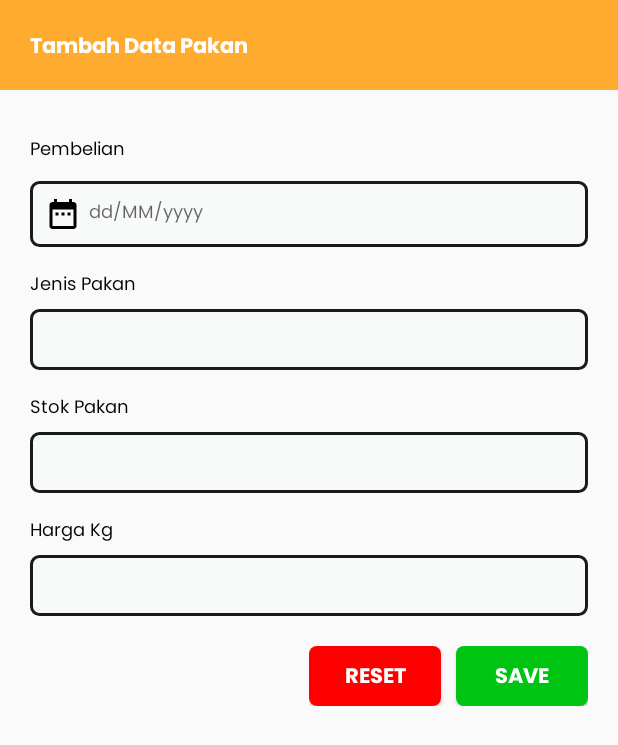
After one commit to aishandavaniaa/pitik, an Android app: the AddDataPakanActivity screen opened directly, with no data from a screen before it, on a phone screen of 412 x 824 dp. The commit adds this screen. Shown: the top 745 px of the screen. Run offline under Robolectric (Android 15) with nearby library versions, the phone set to English and light mode, and no system bars; network calls fail.

Commit message:
add data pakan

```diff
--- /dev/null
+++ b/app/src/main/java/com/example/user/navigationdrawersample/AddDataPakanActivity.java
@@ -0,0 +1,124 @@
+package com.example.user.navigationdrawersample;
+
+import android.app.DatePickerDialog;
+import android.graphics.Color;
+import android.graphics.drawable.ColorDrawable;
+import android.support.v7.app.AppCompatActivity;
+import android.os.Bundle;
+import android.view.View;
+import android.widget.Button;
+import android.widget.DatePicker;
+import android.widget.TextView;
+import android.widget.Toast;
+
+import com.example.user.navigationdrawersample.Auth.ApiServices;
+import com.example.user.navigationdrawersample.Model.DataPakan;
+
+import org.json.JSONObject;
+
+import java.text.ParseException;
+import java.text.SimpleDateFormat;
+import java.util.Calendar;
+import java.util.Date;
+import java.util.List;
+import java.util.Locale;
+
+public class AddDataPakanActivity extends AppCompatActivity {
+
+    TextView pembelian,jenispakan, hargakg,stok;
+    Button reset,save;
+    private DatePickerDialog.OnDateSetListener mDate;
+    String formattedDate = "";
+    @Override
+    protected void onCreate(Bundle savedInstanceState) {
+        super.onCreate(savedInstanceState);
+        setContentView(R.layout.activity_add_data_pakan);
+
+        pembelian = findViewById(R.id.pembelian);
+        jenispakan = findViewById(R.id.jenispakan);
+        hargakg = findViewById(R.id.hargakg);
+        stok = findViewById(R.id.stokpakan);
+        save = findViewById(R.id.save);
+        reset = findViewById(R.id.reset);
+
+        pembelian.setOnClickListener(new View.OnClickListener() {
+            @Override
+            public void onClick(View view) {
+                Calendar calendar = Calendar.getInstance();
+                int year = calendar.get(Calendar.YEAR);
+                int month = calendar.get(Calendar.MONTH);
+                int day = calendar.get(Calendar.DAY_OF_MONTH);
+
+                DatePickerDialog dialog = new DatePickerDialog(AddDataPakanActivity.this,android.R.style.Theme_Material_Light_Dialog_MinWidth,
+                        mDate, year,month,day);
+                dialog.getWindow().setBackgroundDrawable(new ColorDrawable(Color.WHITE));
+                dialog.show();
+            }
+        });
+        mDate = new DatePickerDialog.OnDateSetListener() {
+            @Override
+            public void onDateSet(DatePicker view, int year, int month, int dayOfMonth) {
+
+                Calendar selectedDate = Calendar.getInstance();
+                selectedDate.set(year, month, dayOfMonth);
+
+                SimpleDateFormat dateFormat = new SimpleDateFormat("dd MMMM yyyy", Locale.getDefault());
+                formattedDate = dateFormat.format(selectedDate.getTime());
+
+                pembelian.setText(formattedDate);
+            }
+        };
+        reset.setOnClickListener(new View.OnClickListener() {
+            @Override
+            public void onClick(View view) {
+                pembelian.setText("");
+                jenispakan.setText("");
+                hargakg.setText("");
+                stok.setText("");
+            }
+        });
+        save.setOnClickListener(new View.OnClickListener() {
+            @Override
+            public void onClick(View view) {
+                SimpleDateFormat dateFormat = new SimpleDateFormat("dd MMMM yyyy", Locale.getDefault());
+                try {
+                    Date date = dateFormat.parse(formattedDate);
+                    SimpleDateFormat outputFormat = new SimpleDateFormat("yyyy-MM-dd", Locale.getDefault());
+                    String ppembelian = outputFormat.format(date);
+                    String pjenis = jenispakan.getText().toString().trim();
+                    String pstok = stok.getText().toString().trim();
+                    String pharga = hargakg.getText().toString().trim();
+
+                    ApiServices.createDataPakan(getApplicationContext(), ppembelian, pjenis, pstok, pharga, new ApiServices.CreateDataPakanResponseListener() {
+                        @Override
+                        public void onSuccess(JSONObject response) {
+                            Toast.makeText(AddDataPakanActivity.this, "Berhasil menambah data pakan", Toast.LENGTH_SHORT).show();
+                            pembelian.setText("");
+                            jenispakan.setText("");
+                            stok.setText("");
+                            hargakg.setText("");
+                            ApiServices.readDataPakan(getApplicationContext(), new ApiServices.DataPakanResponseListener() {
+                                @Override
+                                public void onSuccess(List<DataPakan> dataPakanList) {
+                                    onBackPressed();
+                                }
+
+                                @Override
+                                public void onError(String message) {
+                                }
+                            });
+
+                        }
+
+                        @Override
+                        public void onError(String message) {
+                            Toast.makeText(AddDataPakanActivity.this, "Gagal menambah data pakan", Toast.LENGTH_SHORT).show();
+                        }
+                    });
+                } catch (ParseException e) {
+                    e.printStackTrace();
+                }
+            }
+        });
+    }
+}
--- /dev/null
+++ b/app/src/main/res/layout/activity_add_data_pakan.xml
@@ -0,0 +1,151 @@
+<?xml version="1.0" encoding="utf-8"?>
+<FrameLayout xmlns:android="http://schemas.android.com/apk/res/android"
+    android:layout_width="match_parent" android:layout_height="match_parent"
+    xmlns:tools="http://schemas.android.com/tools"
+    tools:context=".AddDataPakanActivity">
+
+    <FrameLayout
+        android:layout_width="match_parent"
+        android:layout_height="60dp"
+        android:background="@color/yellow">
+        <TextView
+            android:layout_width="wrap_content"
+            android:layout_height="wrap_content"
+            android:textColor="@color/white"
+            android:layout_marginTop="2dp"
+            android:layout_gravity="center|start"
+            android:layout_marginStart="20dp"
+            android:fontFamily="@font/poppinsbold"
+            android:textSize="14sp"
+            android:text="Tambah Data Pakan"/>
+    </FrameLayout>
+    <LinearLayout
+        android:layout_marginTop="50dp"
+        android:padding="20dp"
+        android:layout_width="match_parent"
+        android:layout_height="wrap_content"
+        android:orientation="vertical">
+        <TextView
+            android:id="@id/textView1"
+            android:layout_width="wrap_content"
+            android:layout_height="wrap_content"
+            android:layout_marginTop="20dp"
+            android:textAlignment="center"
+            android:textSize="12sp"
+            android:textColor="@color/black"
+            android:fontFamily="@font/poppinsregular"
+            android:text="Pembelian"
+            />
+        <EditText
+            android:id="@+id/pembelian"
+            android:layout_width="match_parent"
+            android:layout_height="wrap_content"
+            android:layout_marginTop="10dp"
+            android:background="@drawable/round3"
+            android:drawableLeft="@drawable/ic_baseline_date_range_24"
+            android:drawablePadding="5dp"
+            android:hint="dd/MM/yyyy"
+            android:clickable="false"
+            android:focusable="false"
+            android:inputType="none"
+            android:fontFamily="@font/poppinsregular"
+            android:textSize="12sp"
+            android:padding="10dp">
+        </EditText>
+        <TextView
+            android:layout_width="wrap_content"
+            android:layout_height="wrap_content"
+            android:textAlignment="center"
+            android:layout_marginTop="15dp"
+            android:textSize="12sp"
+            android:textColor="@color/black"
+            android:fontFamily="@font/poppinsregular"
+            android:text="Jenis Pakan" />
+
+        <EditText
+            android:id="@+id/jenispakan"
+            android:layout_width="match_parent"
+            android:layout_height="wrap_content"
+            android:layout_marginTop="5dp"
+            android:background="@drawable/round3"
+            android:inputType="text"
+            android:textSize="12sp"
+            android:textColor="@color/black"
+            android:fontFamily="@font/poppinsregular"
+            android:padding="10dp" />
+        <TextView
+            android:layout_width="wrap_content"
+            android:layout_height="wrap_content"
+            android:textAlignment="center"
+            android:layout_marginTop="15dp"
+            android:textSize="12sp"
+            android:textColor="@color/black"
+            android:fontFamily="@font/poppinsregular"
+            android:text="Stok Pakan" />
+
+        <EditText
+            android:id="@+id/stokpakan"
+            android:layout_width="match_parent"
+            android:layout_height="wrap_content"
+            android:layout_marginTop="5dp"
+            android:background="@drawable/round3"
+            android:inputType="number"
+            android:textSize="12sp"
+            android:textColor="@color/black"
+            android:fontFamily="@font/poppinsregular"
+            android:maxLength="20"
+            android:padding="10dp" />
+
+        <TextView
+            android:layout_width="wrap_content"
+            android:layout_height="wrap_content"
+            android:textAlignment="center"
+            android:textSize="12sp"
+            android:textColor="@color/black"
+            android:fontFamily="@font/poppinsregular"
+            android:layout_marginTop="15dp"
+            android:text="Harga Kg" />
+        <EditText
+            android:id="@+id/hargakg"
+            android:layout_width="match_parent"
+            android:layout_height="wrap_content"
+            android:layout_marginTop="5dp"
+            android:inputType="number"
+            android:background="@drawable/round3"
+            android:textSize="12sp"
+            android:textColor="@color/black"
+            android:fontFamily="@font/poppinsregular"
+            android:padding="10dp" />
+        <LinearLayout
+            android:layout_width="wrap_content"
+            android:layout_height="wrap_content"
+            android:orientation="horizontal"
+            android:layout_gravity="end"
+            android:layout_marginTop="20dp">
+
+            <Button
+                android:id="@+id/reset"
+                android:layout_width="wrap_content"
+                android:layout_height="40dp"
+                android:textAlignment="center"
+                android:paddingTop="2dp"
+                android:textColor="@color/white"
+                android:background="@drawable/button_red"
+                android:fontFamily="@font/poppinsbold"
+                android:text="Reset"
+                />
+
+            <Button
+                android:id="@+id/save"
+                android:background="@drawable/button_green"
+                android:layout_marginStart="10dp"
+                android:layout_width="wrap_content"
+                android:layout_height="40dp"
+                android:textAlignment="center"
+                android:paddingTop="2dp"
+                android:textColor="@color/white"
+                android:fontFamily="@font/poppinsbold"
+                android:text="SAVE" />
+        </LinearLayout>
+    </LinearLayout>
+</FrameLayout>
```
Also changed, not shown: app/src/main/AndroidManifest.xml (+7 -0 lines), app/src/main/java/com/example/user/navigationdrawersample/Auth/ApiServices.java (+56 -0 lines), app/src/main/java/com/example/user/navigationdrawersample/fragment/DataPakanFragment.java (+8 -2 lines).
